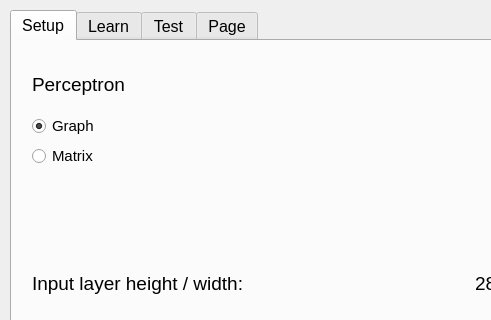
Before: the Qt Designer form src/MLP/mainwindow.ui in IgorMitiukliaev/CPP7_MLP, drawn with Qt 5; both pictures show x 0 to 491 and y 0 to 320 of the 1200 by 800 pixel window.
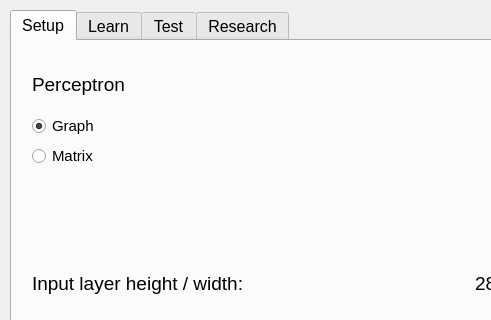
After: the same form once the commit is applied.

What changed in the file:
```diff
--- a/src/MLP/mainwindow.ui
+++ b/src/MLP/mainwindow.ui
@@ -1165,7 +1165,7 @@
       <bool>false</bool>
      </property>
      <attribute name="title">
-      <string>Page</string>
+      <string>Research</string>
      </attribute>
      <widget class="QTableWidget" name="tableWidget">
       <property name="geometry">
```
Left out of the diff: 2 changed lines with no effect on the pictures.
